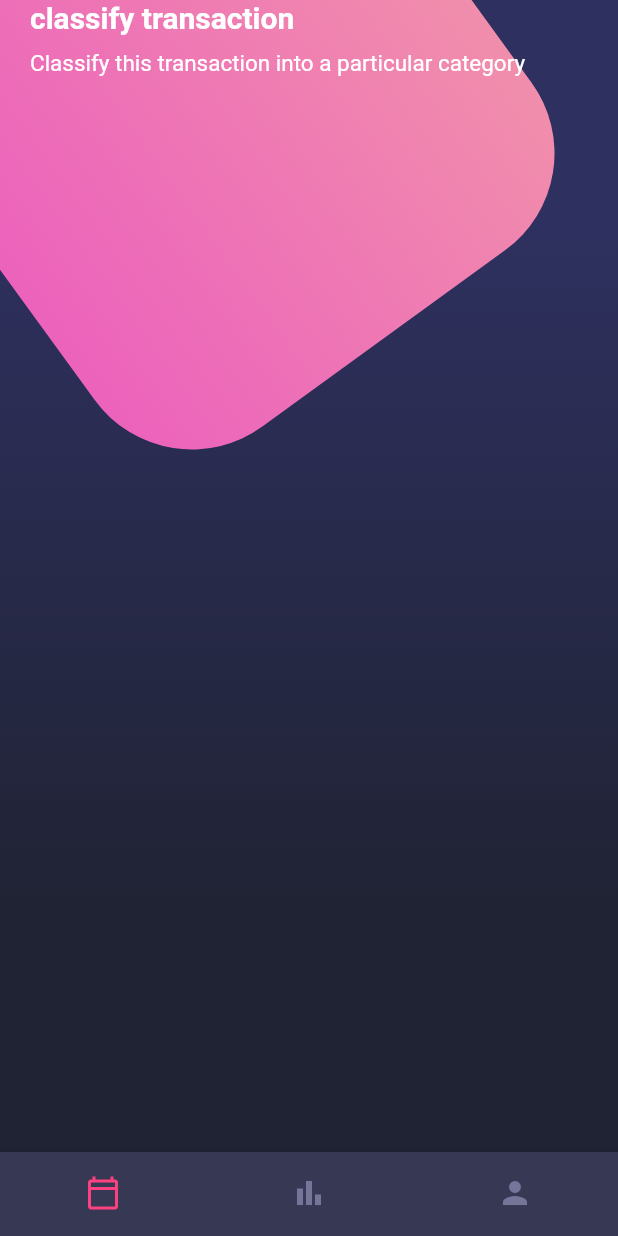
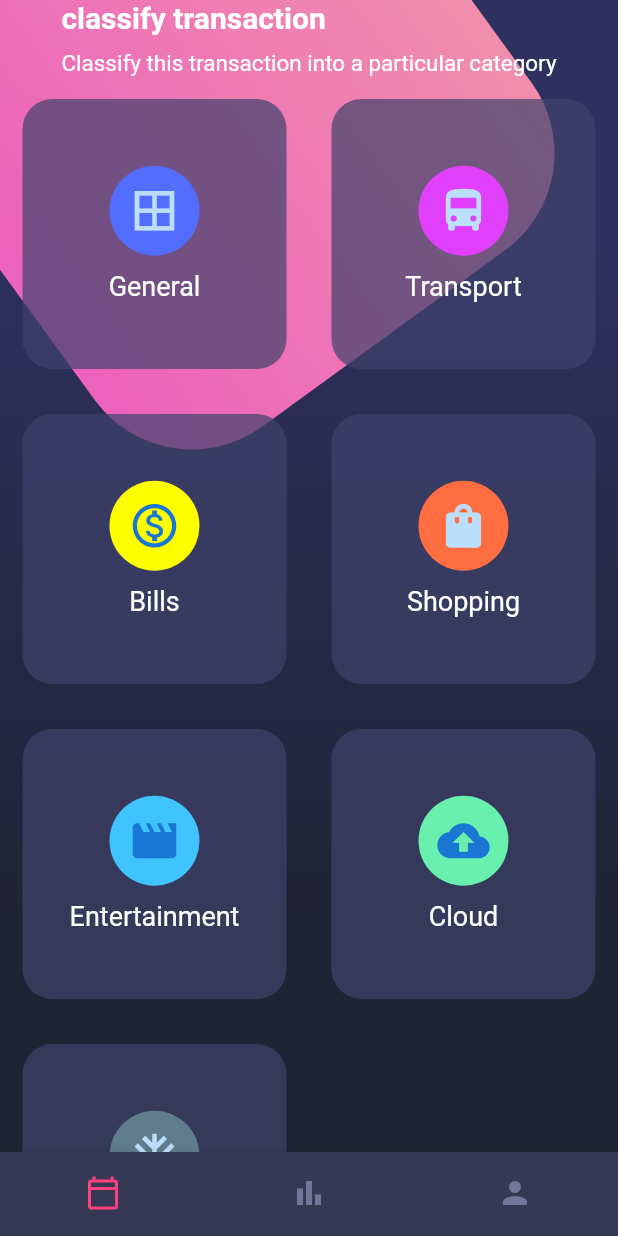
Before and after one commit to julioquintana/flutter-design-practices-basic, a Flutter app: the screen it shows after launch, on a phone screen of 412 x 824 dp. Run offline on Flutter 3.47's test engine with Material 2 defaults, Android fonts, the phone set to English and light mode, and no system bars.

Commit message:
Dinamic TableRow done

```diff
--- /dev/null
+++ b/lib/src/dto/menu_option.dart
@@ -0,0 +1,9 @@
+import 'package:flutter/material.dart';
+
+class MenuOption {
+  final String text;
+  final IconData icon;
+  final Color color;
+
+  MenuOption(this.text, this.icon, this.color);
+}
--- a/lib/src/screens/home_creen.dart
+++ b/lib/src/screens/home_creen.dart
@@ -1,5 +1,6 @@
 import 'package:flutter/material.dart';
 import 'package:flutter_design_practices_basic/src/widgets/background.dart';
+import 'package:flutter_design_practices_basic/src/widgets/card_table.dart';
 import 'package:flutter_design_practices_basic/src/widgets/custom_button_navigator.dart';
 import 'package:flutter_design_practices_basic/src/widgets/page_title.dart';
 
@@ -27,8 +28,9 @@ class _HomeBody extends StatelessWidget {
   Widget build(BuildContext context) {
     return SingleChildScrollView(
       child: Column(
-        children: const [
-          PageTitle(),
+        children: [
+          const PageTitle(),
+          CardTable(),
         ],
       ),
     );
--- /dev/null
+++ b/lib/src/widgets/card_table.dart
@@ -0,0 +1,72 @@
+import 'package:flutter/material.dart';
+import 'package:flutter_design_practices_basic/src/dto/menu_option.dart';
+
+class CardTable extends StatelessWidget {
+  final List<MenuOption> menuOptions = [
+    MenuOption('General', Icons.border_all, Colors.indigoAccent),
+    MenuOption('Transport', Icons.directions_bus, Colors.purpleAccent),
+    MenuOption('Bills', Icons.monetization_on_outlined, Colors.yellowAccent),
+    MenuOption('Shopping', Icons.shopping_bag, Colors.deepOrangeAccent),
+    MenuOption('Entertainment', Icons.movie, Colors.lightBlueAccent),
+    MenuOption('Cloud', Icons.backup_sharp, Colors.greenAccent),
+    MenuOption('Temperature', Icons.ac_unit, Colors.blueGrey),
+  ];
+
+  CardTable({super.key});
+
+  @override
+  Widget build(BuildContext context) {
+    return Table(
+      children: _getChildren(menuOptions),
+    );
+  }
+
+  _getChildren(List<MenuOption> menuOptions) {
+    List<TableRow> rows = [];
+
+    for (int i = 0; i < menuOptions.length; i += 2) {
+      rows.add(
+        TableRow(children: [
+          _SingleCard(
+            menu: menuOptions[i],
+          ),
+          i + 1 < menuOptions.length
+              ? _SingleCard(
+                  menu: menuOptions[i + 1],
+                )
+              : Container(),
+        ]),
+      );
+    }
+    return rows;
+  }
+}
+
+class _SingleCard extends StatelessWidget {
+  final MenuOption menu;
+
+  const _SingleCard({Key? key, required this.menu}) : super(key: key);
+
+  @override
+  Widget build(BuildContext context) {
+    var decoration =
+        BoxDecoration(color: const Color.fromRGBO(62, 66, 107, .7), borderRadius: BorderRadius.circular(20));
+    return Container(
+      height: 180,
+      margin: const EdgeInsets.all(15),
+      decoration: decoration,
+      child: Column(
+        mainAxisAlignment: MainAxisAlignment.center,
+        children: [
+          CircleAvatar(
+            backgroundColor: menu.color,
+            radius: 30,
+            child: Icon(menu.icon, size: 35),
+          ),
+          const SizedBox(height: 10),
+          Text(menu.text, style: const TextStyle(color: Colors.white, fontSize: 18)),
+        ],
+      ),
+    );
+  }
+}
```
